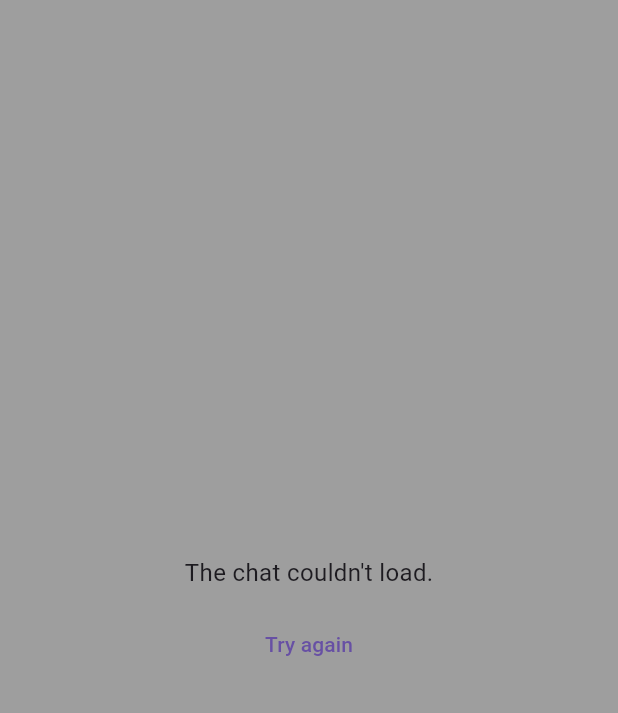
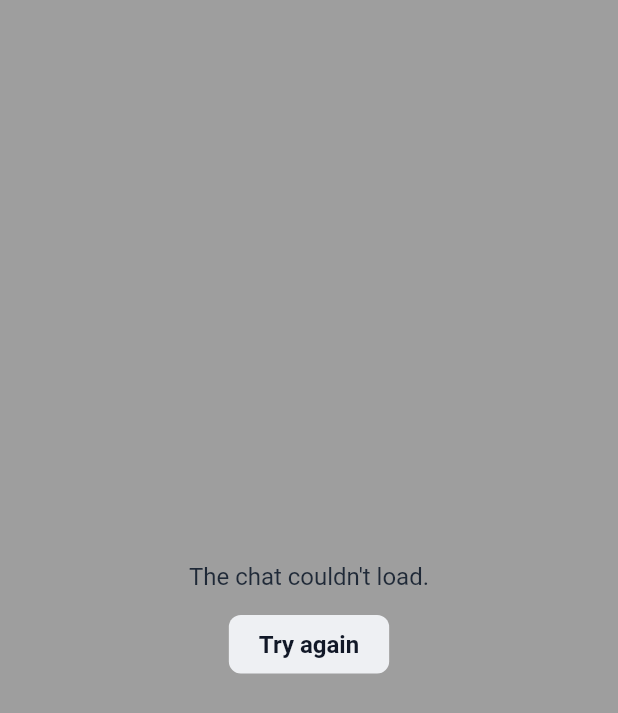
Before and after one commit to Replyze/flutter-live-chat, a Flutter app: the _DefaultError widget shown alone on an empty page, opened directly with empty values, on a phone screen of 412 x 824 dp. Shown: the top 713 px of the screen. Run offline on Flutter 3.47's test engine with Material 3 defaults, Android fonts, the phone set to English and light mode, and no system bars; our stand-ins replace webview_flutter; missing offline and left inert: file_selector, webview_flutter_android.

Commit message:
Widgets only, no Material: Flutter 3.47 deprecated package:flutter/material.dart
The default error view is drawn with the widgets library, so the package
works in any app and on Flutter 3.19 to 3.50 without deprecation warnings.
dart format (short style, the package's Dart 3.3), braces where the
formatter split an if, and analysis_options excluding build/ as Flutter 3.50
migrates it.

```diff
--- a/lib/replyze_flutter.dart
+++ b/lib/replyze_flutter.dart
@@ -26,4 +26,5 @@ export 'src/protocol.dart'
 export 'src/replyze.dart' show Replyze, ReplyzeHostHandle;
 export 'src/replyze_chat.dart' show ReplyzeChat, ReplyzeChatState;
 export 'src/replyze_host.dart' show ReplyzeHost;
-export 'src/session.dart' show ReplyzeConnection, ReplyzeConnectionHandlers, ReplyzeSession;
+export 'src/session.dart'
+    show ReplyzeConnection, ReplyzeConnectionHandlers, ReplyzeSession;
--- a/lib/src/replyze_chat.dart
+++ b/lib/src/replyze_chat.dart
@@ -1,7 +1,7 @@
 import 'dart:async';
 
 import 'package:file_selector/file_selector.dart' as files;
-import 'package:flutter/material.dart';
+import 'package:flutter/widgets.dart';
 import 'package:url_launcher/url_launcher.dart';
 import 'package:webview_flutter/webview_flutter.dart';
 import 'package:webview_flutter_android/webview_flutter_android.dart';
@@ -36,7 +36,7 @@ class ReplyzeChat extends StatefulWidget {
     this.onError,
     this.onOpenUrl,
     this.errorBuilder,
-    this.backgroundColor = Colors.white,
+    this.backgroundColor = const Color(0xFFFFFFFF),
   });
 
   /// Instead of Replyze.configure()'s options.
@@ -70,7 +70,9 @@ class ReplyzeChat extends StatefulWidget {
 
   /// What to show when the chat can't load (no connection, wrong token).
   /// Default: a short message and "Try again".
-  final Widget Function(BuildContext context, VoidCallback retry, ReplyzeError error)? errorBuilder;
+  final Widget Function(
+          BuildContext context, VoidCallback retry, ReplyzeError error)?
+      errorBuilder;
 
   /// The colour behind the page while it loads. Default white.
   final Color backgroundColor;
@@ -93,8 +95,10 @@ class ReplyzeChatState extends State<ReplyzeChat> {
   void initState() {
     super.initState();
     Replyze.optionsListenable.addListener(_optionsChanged);
-    _subscriptions.add(Replyze.session.messages.listen((message) => widget.onMessage?.call(message)));
-    _subscriptions.add(Replyze.session.unreadCountChanges.listen((count) => widget.onUnreadCountChange?.call(count)));
+    _subscriptions.add(Replyze.session.messages
+        .listen((message) => widget.onMessage?.call(message)));
+    _subscriptions.add(Replyze.session.unreadCountChanges
+        .listen((count) => widget.onUnreadCountChange?.call(count)));
     _load();
   }
 
@@ -105,8 +109,12 @@ class ReplyzeChatState extends State<ReplyzeChat> {
       _load();
       return;
     }
-    if (oldWidget.visible != widget.visible) _connection?.setVisible(widget.visible);
-    if (!_sameInsets(oldWidget.insets, widget.insets)) _connection?.setInsets(widget.insets);
+    if (oldWidget.visible != widget.visible) {
+      _connection?.setVisible(widget.visible);
+    }
+    if (!_sameInsets(oldWidget.insets, widget.insets)) {
+      _connection?.setInsets(widget.insets);
+    }
   }
 
   @override
@@ -123,7 +131,9 @@ class ReplyzeChatState extends State<ReplyzeChat> {
   void reload() => setState(_load);
 
   void _optionsChanged() {
-    if (widget.options == null && _htmlFor(_mergedOptions()) != _html) setState(_load);
+    if (widget.options == null && _htmlFor(_mergedOptions()) != _html) {
+      setState(_load);
+    }
   }
 
   ReplyzeOptions? _mergedOptions() => widget.options ?? Replyze.options;
@@ -165,7 +175,9 @@ class ReplyzeChatState extends State<ReplyzeChat> {
         onClose: () => widget.onClose?.call(),
         onOpenUrl: _openUrl,
         onError: (error) {
-          if (error.code == 'load_timeout' && mounted) setState(() => _failure = error);
+          if (error.code == 'load_timeout' && mounted) {
+            setState(() => _failure = error);
+          }
           widget.onError?.call(error);
         },
       ),
@@ -174,13 +186,15 @@ class ReplyzeChatState extends State<ReplyzeChat> {
     controller
       ..setJavaScriptMode(JavaScriptMode.unrestricted)
       ..setBackgroundColor(widget.backgroundColor)
-      // The widget posts its events to window.ReplyzeFlutter (widget/src/embed/app.ts)
-      ..addJavaScriptChannel('ReplyzeFlutter', onMessageReceived: (message) => connection.receive(message.message))
+      // The widget posts its events to window.ReplyzeFlutter.
+      ..addJavaScriptChannel('ReplyzeFlutter',
+          onMessageReceived: (message) => connection.receive(message.message))
       ..setNavigationDelegate(NavigationDelegate(
         onNavigationRequest: (request) {
           // Only the chat page itself (and frames inside it, e.g. a video in
           // a help article); links open outside the app's chat.
-          if (!request.isMainFrame || isChatPage(request.url, resolved.baseUrl)) {
+          if (!request.isMainFrame ||
+              isChatPage(request.url, resolved.baseUrl)) {
             return NavigationDecision.navigate;
           }
           _openUrl(request.url);
@@ -213,30 +227,42 @@ class ReplyzeChatState extends State<ReplyzeChat> {
     }
     final uri = Uri.tryParse(url);
     if (uri != null) {
-      launchUrl(uri, mode: LaunchMode.externalApplication).catchError((Object _) => false);
+      launchUrl(uri, mode: LaunchMode.externalApplication)
+          .catchError((Object _) => false);
     }
   }
 
   static Future<List<String>> _pickFiles(FileSelectorParams params) async {
     final mimeTypes = params.acceptTypes.where((t) => t.contains('/')).toList();
-    final extensions = params.acceptTypes.where((t) => t.startsWith('.')).map((t) => t.substring(1)).toList();
+    final extensions = params.acceptTypes
+        .where((t) => t.startsWith('.'))
+        .map((t) => t.substring(1))
+        .toList();
     final groups = mimeTypes.isEmpty && extensions.isEmpty
         ? const <files.XTypeGroup>[]
-        : [files.XTypeGroup(label: 'Files', mimeTypes: mimeTypes, extensions: extensions)];
+        : [
+            files.XTypeGroup(
+                label: 'Files', mimeTypes: mimeTypes, extensions: extensions)
+          ];
     try {
       if (params.mode == FileSelectorMode.openMultiple) {
         final picked = await files.openFiles(acceptedTypeGroups: groups);
         return picked.map((f) => Uri.file(f.path).toString()).toList();
       }
       final picked = await files.openFile(acceptedTypeGroups: groups);
-      return picked == null ? const <String>[] : [Uri.file(picked.path).toString()];
+      return picked == null
+          ? const <String>[]
+          : [Uri.file(picked.path).toString()];
     } catch (_) {
       return const <String>[];
     }
   }
 
   static bool _sameInsets(ReplyzeInsets? a, ReplyzeInsets? b) =>
-      a?.top == b?.top && a?.right == b?.right && a?.bottom == b?.bottom && a?.left == b?.left;
+      a?.top == b?.top &&
+      a?.right == b?.right &&
+      a?.bottom == b?.bottom &&
+      a?.left == b?.left;
 
   @override
   Widget build(BuildContext context) {
@@ -246,17 +272,21 @@ class ReplyzeChatState extends State<ReplyzeChat> {
     return Stack(
       alignment: Alignment.topLeft,
       children: [
-        Positioned.fill(child: WebViewWidget(key: ValueKey<int>(_generation), controller: controller)),
+        Positioned.fill(
+            child: WebViewWidget(
+                key: ValueKey<int>(_generation), controller: controller)),
         if (failure != null)
           Positioned.fill(
             child: widget.errorBuilder?.call(context, reload, failure) ??
-                _DefaultError(onRetry: reload, background: widget.backgroundColor),
+                _DefaultError(
+                    onRetry: reload, background: widget.backgroundColor),
           ),
       ],
     );
   }
 }
 
+/// Widgets only, no Material or Cupertino, so it fits any app.
 class _DefaultError extends StatelessWidget {
   const _DefaultError({required this.onRetry, required this.background});
 
@@ -265,16 +295,45 @@ class _DefaultError extends StatelessWidget {
 
   @override
   Widget build(BuildContext context) {
-    return Material(
+    return ColoredBox(
       color: background,
-      child: Center(
-        child: Column(
-          mainAxisSize: MainAxisSize.min,
-          children: [
-            const Text("The chat couldn't load.", style: TextStyle(fontSize: 16)),
-            const SizedBox(height: 12),
-            TextButton(onPressed: onRetry, child: const Text('Try again')),
-          ],
+      child: DefaultTextStyle(
+        style: const TextStyle(
+          fontSize: 16,
+          color: Color(0xFF1F2937),
+          decoration: TextDecoration.none,
+        ),
+        textAlign: TextAlign.center,
+        child: Center(
+          child: Column(
+            mainAxisSize: MainAxisSize.min,
+            children: [
+              const Text("The chat couldn't load."),
+              const SizedBox(height: 16),
+              Semantics(
+                button: true,
+                child: GestureDetector(
+                  onTap: onRetry,
+                  behavior: HitTestBehavior.opaque,
+                  child: Container(
+                    padding:
+                        const EdgeInsets.symmetric(horizontal: 20, vertical: 10),
+                    decoration: const BoxDecoration(
+                      color: Color(0xFFEEF0F3),
+                      borderRadius: BorderRadius.all(Radius.circular(8)),
+                    ),
+                    child: const Text(
+                      'Try again',
+                      style: TextStyle(
+                        fontWeight: FontWeight.w600,
+                        color: Color(0xFF111827),
+                      ),
+                    ),
+                  ),
+                ),
+              ),
+            ],
+          ),
         ),
       ),
     );
```
Also changed, not shown: analysis_options.yaml (+7 -0 lines), lib/src/protocol.dart (+42 -17 lines), lib/src/replyze.dart (+6 -3 lines), lib/src/replyze_host.dart (+14 -6 lines), lib/src/session.dart (+30 -14 lines), tool/changelog_notes.dart (+14 -7 lines), 3 other files.
